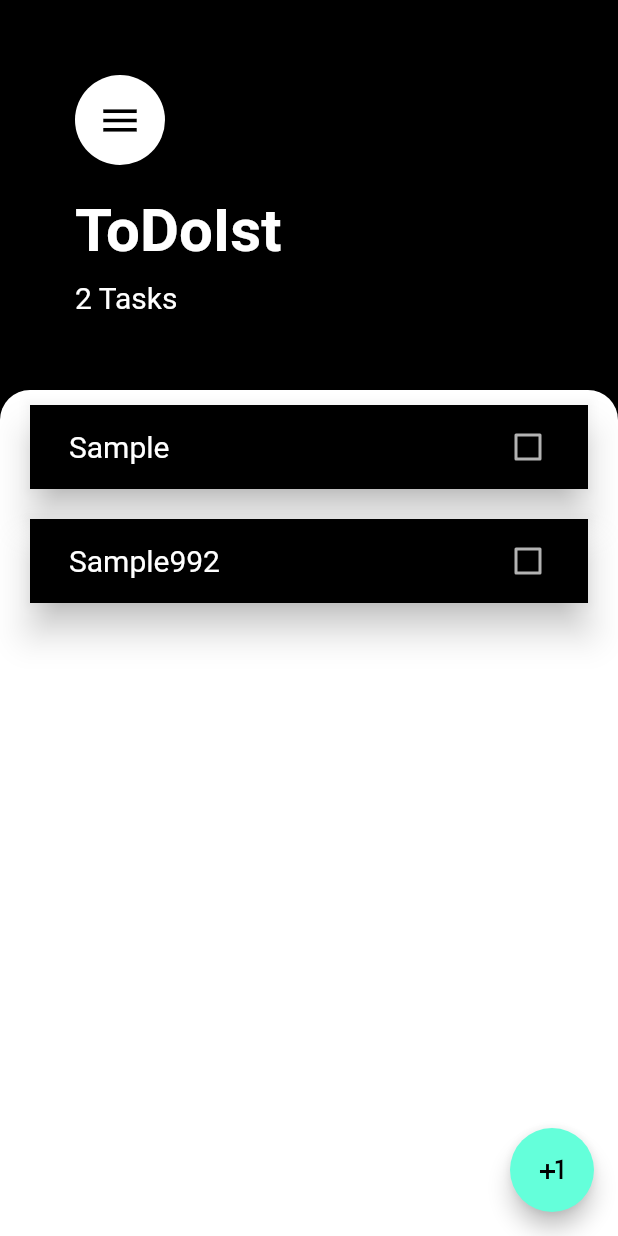
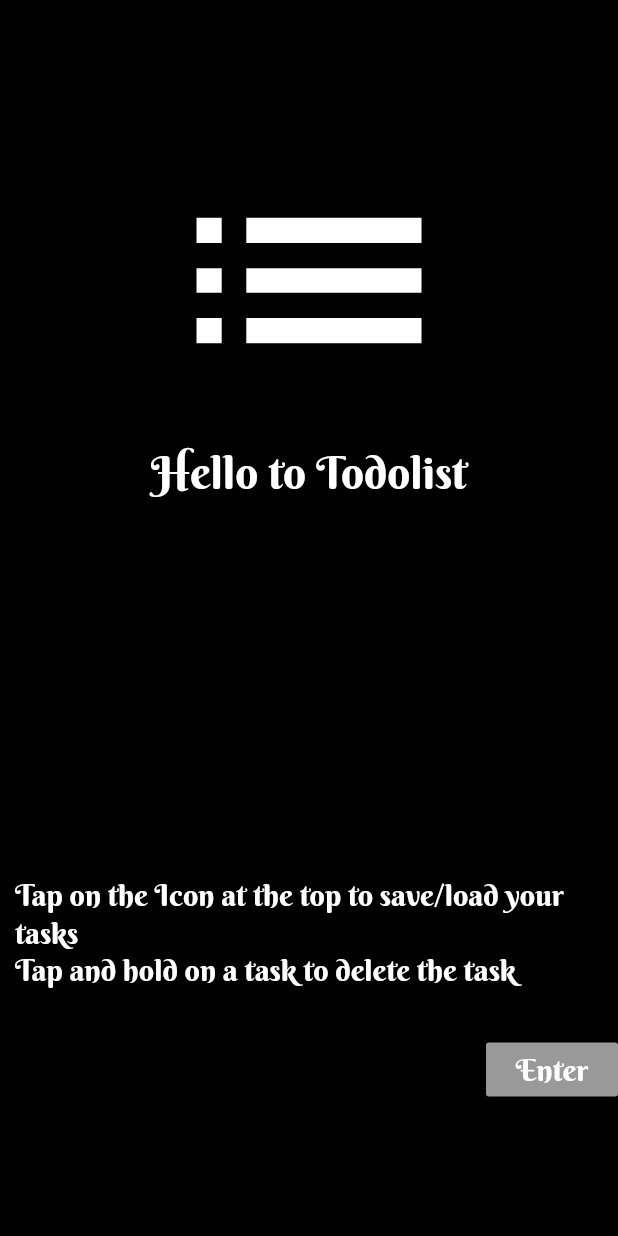
Before and after one commit to rudranshsharma123/ToDOlist, a Flutter app: the screen it shows after launch, on a phone screen of 412 x 824 dp. Run offline on Flutter 3.47's test engine with Material 2 defaults, Android fonts, the phone set to English and light mode, and no system bars; our stand-ins replace shared_preferences.

Commit message:
Added the SaveState to keep the tasks you worte

```diff
--- /dev/null
+++ b/lib/Splash Screen/splash_screen.dart
@@ -0,0 +1,75 @@
+import 'package:flutter/material.dart';
+
+class SplashScreen extends StatelessWidget {
+  @override
+  Widget build(BuildContext context) {
+    bool isFirstTime;
+    return Scaffold(
+      backgroundColor: Colors.black,
+      body: Column(
+        mainAxisAlignment: MainAxisAlignment.center,
+        // textBaseline: TextBaseline.alphabetic,
+        children: [
+          Container(
+              // padding: EdgeInsets.only(top: 300),
+              child: Icon(
+            Icons.list,
+            size: 200,
+          )),
+          Padding(
+            padding: EdgeInsets.only(top: 10),
+            child: Center(
+              child: Text(
+                "Hello to Todolist",
+                style: TextStyle(fontFamily: 'Berkie', fontSize: 30),
+              ),
+            ),
+          ),
+          SizedBox(
+            height: 250,
+          ),
+          Padding(
+            padding: EdgeInsets.only(left: 10),
+            child: Align(
+              alignment: Alignment.centerLeft,
+              child: Text(
+                "Tap on the Icon at the top to save/load your tasks",
+                style: TextStyle(fontSize: 20, fontFamily: 'Berkie'),
+                textAlign: TextAlign.left,
+              ),
+            ),
+          ),
+          Padding(
+            padding: EdgeInsets.only(left: 10),
+            child: Align(
+              alignment: Alignment.centerLeft,
+              child: Text(
+                "Tap and hold on a task to delete the task",
+                style: TextStyle(fontSize: 20, fontFamily: 'Berkie'),
+                textAlign: TextAlign.left,
+              ),
+            ),
+          ),
+          SizedBox(
+            height: 30,
+          ),
+          Align(
+            alignment: Alignment.bottomRight,
+            child: FlatButton(
+              color: Colors.white60,
+              child: Text(
+                "Enter",
+                style: TextStyle(fontFamily: 'Berkie', fontSize: 20),
+              ),
+              onPressed: () {
+
+
+                Navigator.pushNamed(context, '/app');
+              },
+            ),
+          )
+        ],
+      ),
+    );
+  }
+}
--- a/lib/Tasks.dart
+++ b/lib/Tasks.dart
@@ -1,15 +1,16 @@
-
 class Task {
-  final String title;
+  String title;
   bool isChecked;
 
   Task({this.isChecked, this.title});
 
   void toggleState() {
     isChecked = !isChecked;
-
   }
 
+  Task.fromJson(Map<String, dynamic> json)
+      : title = json['title'],
+        isChecked = json['isChecked'];
 
-
+  Map<String, dynamic> toJson() => {'title': title, 'isChecked': isChecked};
 }
--- a/lib/main.dart
+++ b/lib/main.dart
@@ -1,9 +1,14 @@
 import 'package:flutter/material.dart';
 import 'Pages/homepage.dart';
 import 'package:provider/provider.dart';
+import 'Splash Screen/splash_screen.dart';
+import 'providerTaskList.dart';
+import 'SharedPrefs.dart';
 
-import 'providerTaskList.dart';
-void main() {
+void main() async {
+  WidgetsFlutterBinding.ensureInitialized();
+
+
   runApp(MyApp());
 }
 
@@ -13,14 +18,19 @@ class MyApp extends StatelessWidget {
   Widget build(BuildContext context) {
     return ChangeNotifierProvider(
       create: (context) => MyTaskListProvider(),
-          child: MaterialApp(
+      child: MaterialApp(
         title: 'ToDoIst',
         theme: ThemeData.dark().copyWith(
           textTheme: TextTheme(
             bodyText1: TextStyle(decoration: TextDecoration.none),
           ),
         ),
-        home: HomePage(),
+        // home: HomePage(),
+        initialRoute: '/',
+        routes: {
+          '/': (context) => SplashScreen(),
+          '/app': (context) => HomePage(),
+        },
       ),
     );
   }
```
Also changed, not shown: lib/Pages/homepage.dart (+48 -8 lines), lib/SharedPrefs.dart (added, +19 -0 lines), lib/providerTaskList.dart (+9 -0 lines), pubspec.yaml (+8 -7 lines), assets/images/1.jpg (added), assets/images/2.png (added), fonts/BerkshireSwash-Regular.ttf (added), pubspec.lock, 1 other file.
